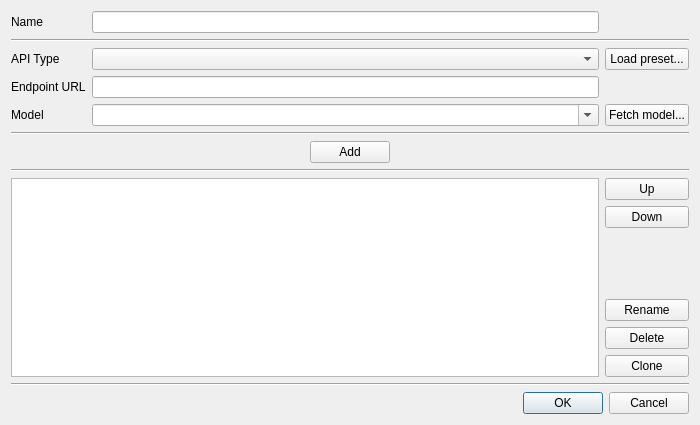
The window that src/SelectAiModelDialog.ui (soramimi/Guitar) describes before a commit, drawn with Qt 5.
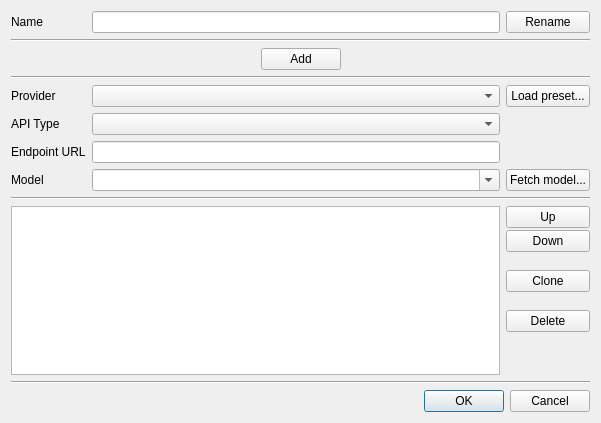
The same window after the commit.

Commit message: wip: Refactor dialog UI layout, resize window, add provider selector and rename buttons

Diff of the .ui file:
```diff
--- a/src/SelectAiModelDialog.ui
+++ b/src/SelectAiModelDialog.ui
@@ -6,8 +6,8 @@
    <rect>
     <x>0</x>
     <y>0</y>
-    <width>700</width>
-    <height>425</height>
+    <width>601</width>
+    <height>423</height>
    </rect>
   </property>
   <property name="windowTitle">
@@ -16,8 +16,45 @@
   <layout class="QVBoxLayout" name="verticalLayout_2">
    <item>
     <layout class="QGridLayout" name="gridLayout">
-     <item row="10" column="2">
+     <item row="5" column="0">
+      <widget class="QLabel" name="label">
+       <property name="text">
+        <string>API Type</string>
+       </property>
+      </widget>
+     </item>
+     <item row="0" column="2">
+      <widget class="QPushButton" name="pushButton_rename">
+       <property name="text">
+        <string>Rename</string>
+       </property>
+      </widget>
+     </item>
+     <item row="7" column="1">
+      <widget class="QComboBox" name="comboBox_model">
+       <property name="sizePolicy">
+        <sizepolicy hsizetype="MinimumExpanding" vsizetype="Fixed">
+         <horstretch>0</horstretch>
+         <verstretch>0</verstretch>
+        </sizepolicy>
+       </property>
+       <property name="editable">
+        <bool>true</bool>
+       </property>
+      </widget>
+     </item>
+     <item row="1" column="0" colspan="3">
+      <widget class="Line" name="line_5">
+       <property name="orientation">
+        <enum>Qt::Orientation::Horizontal</enum>
+       </property>
+      </widget>
+     </item>
+     <item row="9" column="2">
       <layout class="QVBoxLayout" name="verticalLayout">
+       <property name="spacing">
+        <number>2</number>
+       </property>
        <item>
         <widget class="QPushButton" name="pushButton_up">
          <property name="text">
@@ -32,6 +69,34 @@
          </property>
         </widget>
        </item>
+       <item>
+        <widget class="QLabel" name="label_6">
+         <property name="text">
+          <string/>
+         </property>
+        </widget>
+       </item>
+       <item>
+        <widget class="QPushButton" name="pushButton_clone">
+         <property name="text">
+          <string>Clone</string>
+         </property>
+        </widget>
+       </item>
+       <item>
+        <widget class="QLabel" name="label_7">
+         <property name="text">
+          <string/>
+         </property>
+        </widget>
+       </item>
+       <item>
+        <widget class="QPushButton" name="pushButton_delete">
+         <property name="text">
+          <string>Delete</string>
+         </property>
+        </widget>
+       </item>
        <item>
         <spacer name="verticalSpacer_2">
          <property name="orientation">
@@ -40,45 +105,33 @@
          <property name="sizeHint" stdset="0">
           <size>
            <width>20</width>
-           <height>40</height>
+           <height>13</height>
           </size>
          </property>
         </spacer>
        </item>
-       <item>
-        <widget class="QPushButton" name="pushButton_rename">
-         <property name="text">
-          <string>Rename</string>
-         </property>
-        </widget>
-       </item>
-       <item>
-        <widget class="QPushButton" name="pushButton_delete">
-         <property name="text">
-          <string>Delete</string>
-         </property>
-        </widget>
-       </item>
-       <item>
-        <widget class="QPushButton" name="pushButton_clone">
-         <property name="text">
-          <string>Clone</string>
-         </property>
-        </widget>
-       </item>
       </layout>
      </item>
      <item row="5" column="1">
-      <widget class="QComboBox" name="comboBox_model">
-       <property name="editable">
-        <bool>true</bool>
+      <widget class="QComboBox" name="comboBox_api_type"/>
+     </item>
+     <item row="8" column="0" colspan="3">
+      <widget class="Line" name="line">
+       <property name="orientation">
+        <enum>Qt::Orientation::Horizontal</enum>
        </property>
       </widget>
      </item>
-     <item row="7" column="0" colspan="3">
-      <layout class="QHBoxLayout" name="horizontalLayout_2">
+     <item row="6" column="1">
+      <widget class="QLineEdit" name="lineEdit_endpoint_url"/>
+     </item>
+     <item row="4" column="1">
+      <widget class="QComboBox" name="comboBox_provider"/>
+     </item>
+     <item row="2" column="0" colspan="3">
+      <layout class="QHBoxLayout" name="horizontalLayout_3">
        <item>
-        <spacer name="horizontalSpacer_2">
+        <spacer name="horizontalSpacer_4">
          <property name="orientation">
           <enum>Qt::Orientation::Horizontal</enum>
          </property>
@@ -91,14 +144,14 @@
         </spacer>
        </item>
        <item>
-        <widget class="QPushButton" name="pushButton_add">
+        <widget class="QPushButton" name="pushButton_new">
          <property name="text">
           <string>Add</string>
          </property>
         </widget>
        </item>
        <item>
-        <spacer name="horizontalSpacer_3">
+        <spacer name="horizontalSpacer_5">
          <property name="orientation">
           <enum>Qt::Orientation::Horizontal</enum>
          </property>
@@ -112,26 +165,20 @@
        </item>
       </layout>
      </item>
-     <item row="4" column="0">
+     <item row="3" column="0" colspan="3">
+      <widget class="Line" name="line_3">
+       <property name="orientation">
+        <enum>Qt::Orientation::Horizontal</enum>
+       </property>
+      </widget>
+     </item>
+     <item row="6" column="0">
       <widget class="QLabel" name="label_4">
        <property name="text">
         <string>Endpoint URL</string>
        </property>
       </widget>
      </item>
-     <item row="10" column="0" colspan="2">
-      <widget class="QListView" name="listView"/>
-     </item>
-     <item row="3" column="1">
-      <widget class="QComboBox" name="comboBox_api_type"/>
-     </item>
-     <item row="3" column="0">
-      <widget class="QLabel" name="label">
-       <property name="text">
-        <string>API Type</string>
-       </property>
-      </widget>
-     </item>
      <item row="0" column="0">
       <widget class="QLabel" name="label_2">
        <property name="text">
@@ -139,48 +186,41 @@
        </property>
       </widget>
      </item>
-     <item row="5" column="0">
+     <item row="9" column="0" colspan="2">
+      <widget class="QListView" name="listView"/>
+     </item>
+     <item row="7" column="0">
       <widget class="QLabel" name="label_3">
        <property name="text">
         <string>Model</string>
        </property>
       </widget>
      </item>
-     <item row="8" column="0" rowspan="2" colspan="3">
-      <widget class="Line" name="line">
-       <property name="orientation">
-        <enum>Qt::Orientation::Horizontal</enum>
-       </property>
-      </widget>
-     </item>
-     <item row="4" column="1">
-      <widget class="QLineEdit" name="lineEdit_endpoint_url"/>
-     </item>
-     <item row="5" column="2">
+     <item row="7" column="2">
       <widget class="QPushButton" name="pushButton_fetch_model">
        <property name="text">
         <string>Fetch model...</string>
        </property>
       </widget>
      </item>
-     <item row="1" column="0" rowspan="2" colspan="3">
-      <widget class="Line" name="line_3">
-       <property name="orientation">
-        <enum>Qt::Orientation::Horizontal</enum>
-       </property>
-      </widget>
-     </item>
-     <item row="6" column="0" colspan="3">
-      <widget class="Line" name="line_2">
-       <property name="orientation">
-        <enum>Qt::Orientation::Horizontal</enum>
+     <item row="4" column="0">
+      <widget class="QLabel" name="label_5">
+       <property name="text">
+        <string>Provider</string>
        </property>
       </widget>
      </item>
      <item row="0" column="1">
-      <widget class="QLineEdit" name="lineEdit_name"/>
+      <widget class="QLineEdit" name="lineEdit_name">
+       <property name="sizePolicy">
+        <sizepolicy hsizetype="MinimumExpanding" vsizetype="Fixed">
+         <horstretch>0</horstretch>
+         <verstretch>0</verstretch>
+        </sizepolicy>
+       </property>
+      </widget>
      </item>
-     <item row="3" column="2">
+     <item row="4" column="2">
       <widget class="QPushButton" name="pushButton_load_preset">
        <property name="text">
         <string>Load preset...</string>
@@ -199,17 +239,20 @@
    <item>
     <layout class="QHBoxLayout" name="horizontalLayout">
      <item>
-      <spacer name="horizontalSpacer">
-       <property name="orientation">
-        <enum>Qt::Orientation::Horizontal</enum>
+      <widget class="QLabel" name="label_id">
+       <property name="enabled">
+        <bool>false</bool>
        </property>
-       <property name="sizeHint" stdset="0">
-        <size>
-         <width>40</width>
-         <height>20</height>
-        </size>
+       <property name="sizePolicy">
+        <sizepolicy hsizetype="MinimumExpanding" vsizetype="Preferred">
+         <horstretch>0</horstretch>
+         <verstretch>0</verstretch>
+        </sizepolicy>
        </property>
-      </spacer>
+       <property name="text">
+        <string/>
+       </property>
+      </widget>
      </item>
      <item>
       <widget class="QPushButton" name="pushButton_3">
```
Left out of the diff: 9 changed lines with no effect on the pictures. The commit also changes 3 other files.
